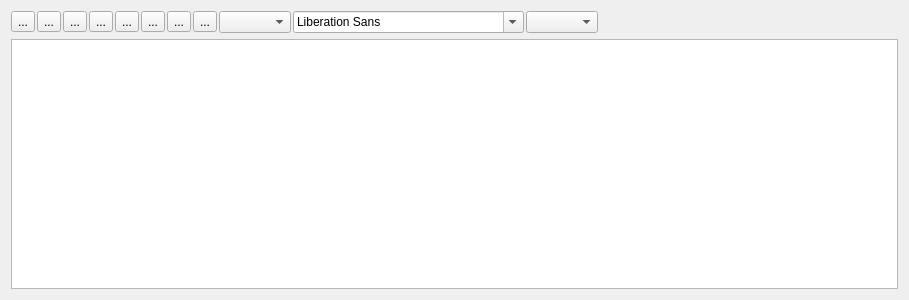
ntruchsess/QLandkarteGT, file src/IDiaryEditWidget.ui: the form before one commit.
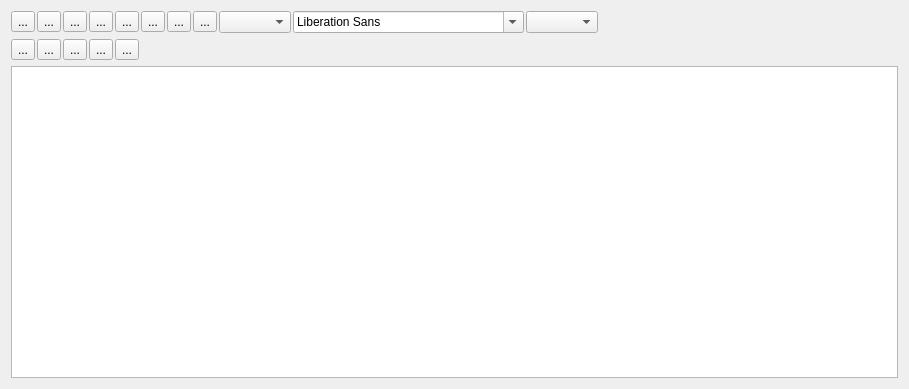
The form after the commit.

Patch:
```diff
--- a/src/IDiaryEditWidget.ui
+++ b/src/IDiaryEditWidget.ui
@@ -6,7 +6,7 @@
     <x>0</x>
     <y>0</y>
     <width>909</width>
-    <height>300</height>
+    <height>389</height>
    </rect>
   </property>
   <property name="windowTitle" >
@@ -146,6 +146,91 @@
      </item>
     </layout>
    </item>
+   <item>
+    <layout class="QHBoxLayout" >
+     <property name="spacing" >
+      <number>2</number>
+     </property>
+     <item>
+      <widget class="QToolButton" name="toolUndo" >
+       <property name="text" >
+        <string>...</string>
+       </property>
+       <property name="iconSize" >
+        <size>
+         <width>24</width>
+         <height>24</height>
+        </size>
+       </property>
+      </widget>
+     </item>
+     <item>
+      <widget class="QToolButton" name="toolRedo" >
+       <property name="text" >
+        <string>...</string>
+       </property>
+       <property name="iconSize" >
+        <size>
+         <width>24</width>
+         <height>24</height>
+        </size>
+       </property>
+      </widget>
+     </item>
+     <item>
+      <widget class="QToolButton" name="toolCut" >
+       <property name="text" >
+        <string>...</string>
+       </property>
+       <property name="iconSize" >
+        <size>
+         <width>24</width>
+         <height>24</height>
+        </size>
+       </property>
+      </widget>
+     </item>
+     <item>
+      <widget class="QToolButton" name="toolCopy" >
+       <property name="text" >
+        <string>...</string>
+       </property>
+       <property name="iconSize" >
+        <size>
+         <width>24</width>
+         <height>24</height>
+        </size>
+       </property>
+      </widget>
+     </item>
+     <item>
+      <widget class="QToolButton" name="toolPaste" >
+       <property name="text" >
+        <string>...</string>
+       </property>
+       <property name="iconSize" >
+        <size>
+         <width>24</width>
+         <height>24</height>
+        </size>
+       </property>
+      </widget>
+     </item>
+     <item>
+      <spacer>
+       <property name="orientation" >
+        <enum>Qt::Horizontal</enum>
+       </property>
+       <property name="sizeHint" >
+        <size>
+         <width>40</width>
+         <height>20</height>
+        </size>
+       </property>
+      </spacer>
+     </item>
+    </layout>
+   </item>
    <item>
     <widget class="QTextEdit" name="textEdit" />
    </item>
```
